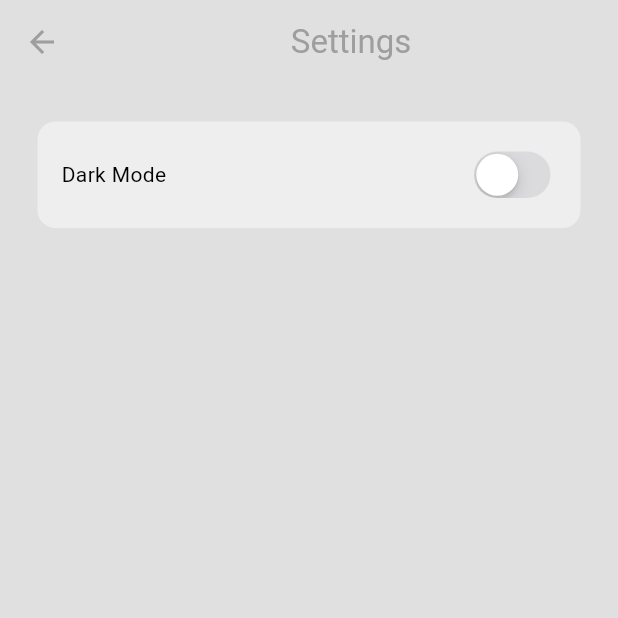
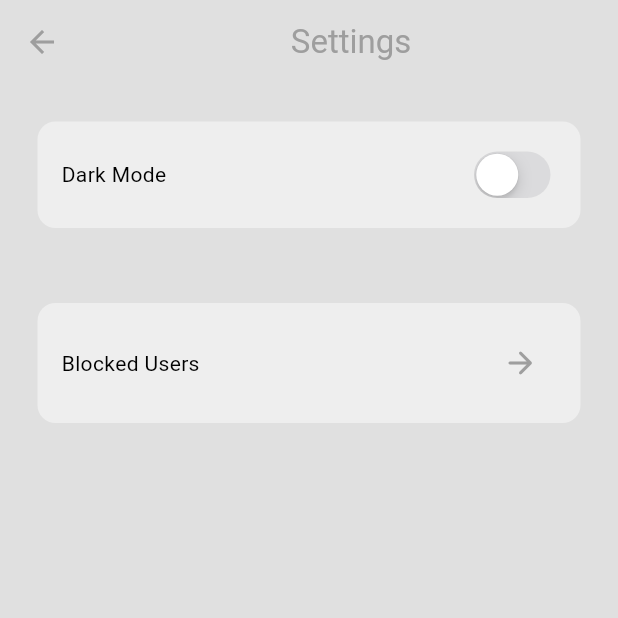
Before and after one commit to sudatra/flutter-chat, a Flutter app: the screen it shows once a user with an empty profile is signed in, in the side drawer, after a tap on "S E T T I N G S", on a phone screen of 412 x 824 dp, the top half of it. Run offline on Flutter 3.47's test engine with Material 3 defaults, Android fonts, the phone set to English and light mode, and no system bars; our stand-ins replace cloud_firestore, firebase_auth, firebase_core; accounts and stored records are empty.

```diff
--- a/lib/components/chat_bubble.dart
+++ b/lib/components/chat_bubble.dart
@@ -97,13 +97,15 @@ class ChatBubble extends StatelessWidget {
           TextButton(
             onPressed: () {
               ChatService().blockUser(userId);
+
+              Navigator.pop(context);
               Navigator.pop(context);
 
               ScaffoldMessenger.of(context).showSnackBar(
                 const SnackBar(content: Text("User Blocked"))
               );
             },
-            child: Text("Report")
+            child: Text("Block")
           )
         ],
       )
--- a/lib/pages/home_page.dart
+++ b/lib/pages/home_page.dart
@@ -29,7 +29,7 @@ class HomePage extends StatelessWidget {
 
   Widget _buildUserList() {
     return StreamBuilder(
-      stream: _chatService.getUsersStream(),
+      stream: _chatService.getUnblockedUsersStream(),
       builder: (context, snapshot) {
         if(snapshot.hasError) {
           return const Text("Error");
--- a/lib/pages/settings_page.dart
+++ b/lib/pages/settings_page.dart
@@ -1,5 +1,6 @@
 import 'package:flutter/cupertino.dart';
 import 'package:flutter/material.dart';
+import 'package:flutter_chat/pages/blocked_users_page.dart';
 import 'package:flutter_chat/themes/theme_provider.dart';
 import 'package:provider/provider.dart';
 
@@ -17,7 +18,12 @@ class SettingsPage extends StatelessWidget {
         backgroundColor: Colors.transparent,
         foregroundColor: Colors.grey,
       ),
-      body: Container(
+      body: Center(
+        child: ConstrainedBox(
+          constraints: const BoxConstraints(maxWidth: 600),
+          child: Column(
+            children: [
+              Container(
                 decoration: BoxDecoration(
                   color: Theme.of(context).colorScheme.secondary,
                   borderRadius: BorderRadius.circular(12)
@@ -36,6 +42,35 @@ class SettingsPage extends StatelessWidget {
                   ],
                 ),
               ),
+
+              Container(
+                decoration: BoxDecoration(
+                  color: Theme.of(context).colorScheme.secondary,
+                  borderRadius: BorderRadius.circular(12)
+                ),
+                margin: const EdgeInsets.all(25),
+                padding: EdgeInsets.all(16),
+                child: Row(
+                  mainAxisAlignment: MainAxisAlignment.spaceBetween,
+                  children: [
+                    const Text("Blocked Users"),
+                    IconButton(
+                      onPressed: () => Navigator.push(
+                        context,
+                        MaterialPageRoute(builder: (context) => BlockedUsersPage())
+                      ),
+                      icon: Icon(
+                        Icons.arrow_forward_rounded,
+                        color: Theme.of(context).colorScheme.primary,
+                      )
+                    )
+                  ],
+                ),
+              )
+            ],
+          ),
+        ),
+      ),
     );
   }
 }
```
Also changed, not shown: lib/pages/blocked_users_page.dart (added, +88 -0 lines). Lines whose indentation alone changed are shown as unchanged.
